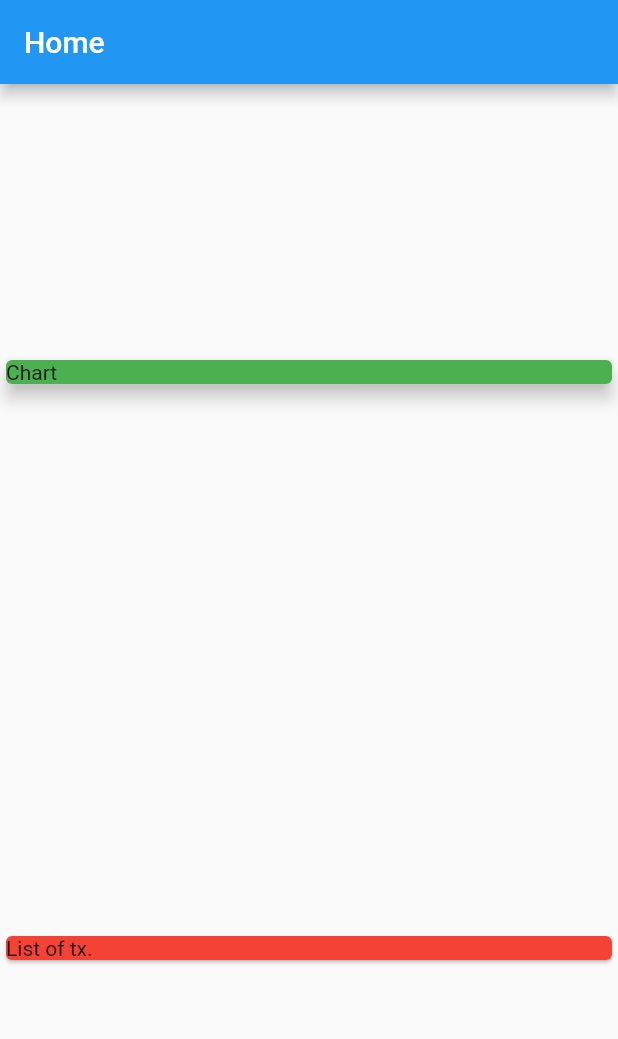
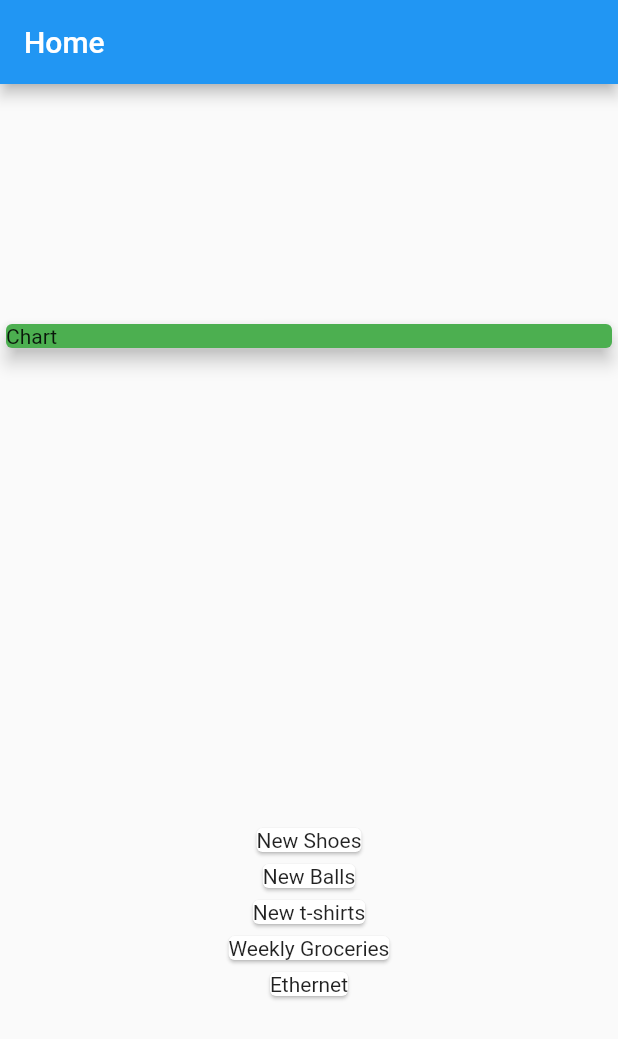
Before and after one commit to A1doranM/personal_expenses_app, a Flutter app: the screen it shows after launch, on a phone screen of 412 x 824 dp. Shown: the top 1039 px of the screen. Run offline on Flutter 3.47's test engine with Material 2 defaults, Android fonts, the phone set to English and light mode, and no system bars.

Commit message:
added list of transactions

```diff
--- a/lib/main.dart
+++ b/lib/main.dart
@@ -49,9 +49,12 @@ class MyHomePage extends StatelessWidget {
               elevation: 5,
             ),
           ),
-          Card(
-            color: Colors.red,
-            child: Text('List of tx.'),
+          Column(
+            children: transactions.map((tx) {
+              return Card(
+                child: Text(tx.title),
+              );
+            }).toList(),
           ),
         ],
       ),
```
